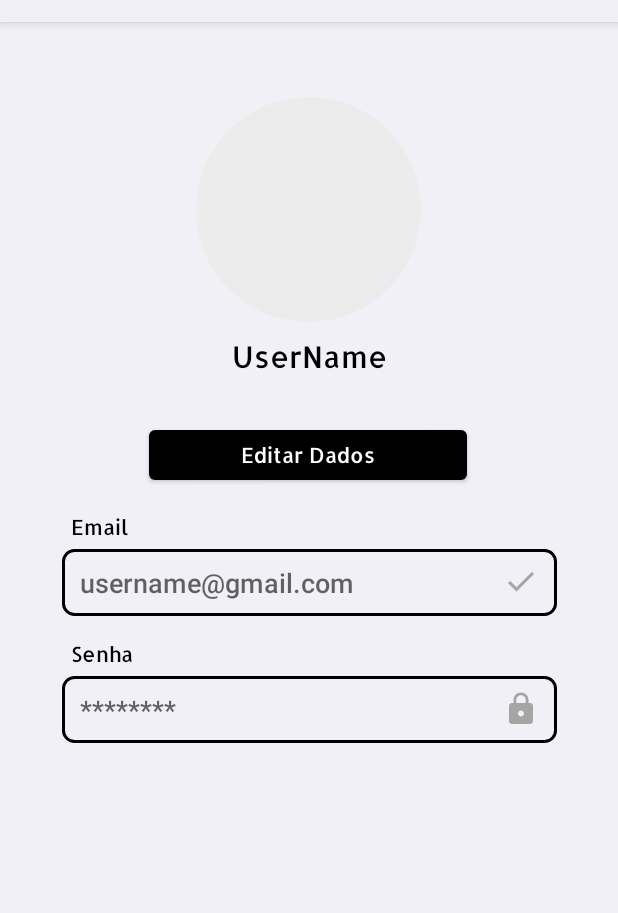
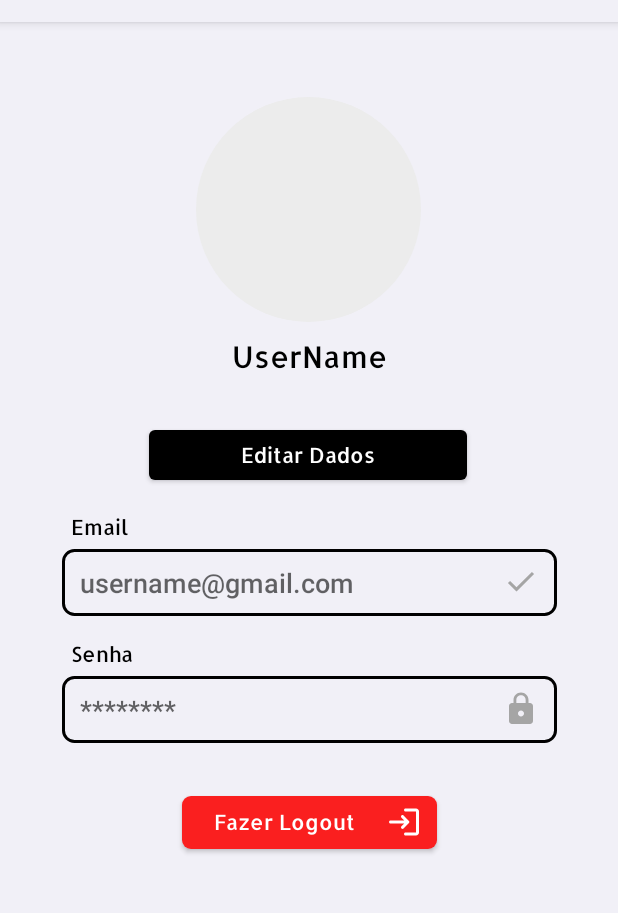
Before and after one commit to dixdixtech/AppAnicon, an Android app: the layout activity_profile.xml on its own in the app's theme, with its tools: preview values and no code run, on a phone screen of 412 x 824 dp, the part 62-975 px from its top. Run offline under Robolectric (Android 15) with nearby library versions, the light colour scheme and no system bars.

```diff
--- a/app/src/main/AndroidManifest.xml
+++ b/app/src/main/AndroidManifest.xml
@@ -21,7 +21,12 @@
             android:exported="false" />
         <activity
             android:name=".MainActivity"
-            android:exported="false">
+            android:exported="true">
+            <intent-filter>
+                <action android:name="android.intent.action.MAIN" />
+
+                <category android:name="android.intent.category.LAUNCHER" />
+            </intent-filter>
             <meta-data
                 android:name="android.app.lib_name"
                 android:value="" />
@@ -37,12 +42,8 @@
             android:exported="false" />
         <activity
             android:name=".SplashScreenActivity"
-            android:exported="true">
-            <intent-filter>
-                <action android:name="android.intent.action.MAIN" />
+            android:exported="false">
 
-                <category android:name="android.intent.category.LAUNCHER" />
-            </intent-filter>
         </activity>
     </application>
 
--- a/app/src/main/java/com/example/splashscreen/ProfileActivity.java
+++ b/app/src/main/java/com/example/splashscreen/ProfileActivity.java
@@ -1,15 +1,88 @@
 package com.example.splashscreen;
+
+import androidx.annotation.NonNull;
+import androidx.appcompat.app.AppCompatActivity;
+import android.content.Intent;
+import android.os.Bundle;
+import android.widget.Button;
+
+import android.widget.EditText;
+import android.widget.TextView;
+import com.example.splashscreen.usuario.Usuario;
+import com.google.gson.Gson;
+
 
 import androidx.appcompat.app.AppCompatActivity;
 
 import android.os.Bundle;
 
-public class ProfileActivity extends AppCompatActivity {
+import java.io.BufferedReader;
+import java.io.FileInputStream;
+import java.io.FileNotFoundException;
+import java.io.IOException;
+import java.io.InputStreamReader;
 
+public class ProfileActivity extends AppCompatActivity{
+
+//    private static final String FILE_NAME = "usuarioLogado.json";
+//    TextView txtUsuario;
+//    EditText txtLogin, txtSenha;
+//    Button btnEditar, btnSair;
+//
     @Override
     protected void onCreate(Bundle savedInstanceState) {
         super.onCreate(savedInstanceState);
         getSupportActionBar().hide();
+
+
         setContentView(R.layout.activity_profile);
     }
+//        txtUsuario = findViewById(R.id.UserName);
+//        txtLogin = findViewById(R.id.editTextEmail);
+//        txtSenha = findViewById(R.id.editTextSenha);
+//        btnEditar = findViewById(R.id.btneditar);
+//        btnSair = findViewById(R.id.btnSair );
+//
+//        Gson gson = new Gson();
+//        String usuarioJson = lerDados();
+//        Usuario usuario = gson.fromJson(usuarioJson, Usuario.class);
+//
+//        txtUsuario.setText(usuario.getNome());
+//        txtLogin.setHint(usuario.getLogin());
+//
+//        btnEditar.setOnClickListener(v -> {
+//            Intent intentEditar = new Intent(getApplicationContext(), CadastroActivity.class);
+//            intentEditar.putExtra("Usuario", usuario);
+//            startActivity(intentEditar);
+//        });
+//
+//
+//        btnSair.setOnClickListener(v -> {
+//            Intent login = new Intent(getApplicationContext(), LoginActivity.class);
+//            startActivity(login);
+//        });
+//    }
+//
+//
+//
+//
+//    private String lerDados() {
+//        FileInputStream fis;
+//        try {
+//            fis = openFileInput(FILE_NAME);
+//            InputStreamReader isr = new InputStreamReader(fis);
+//            BufferedReader br = new BufferedReader(isr);
+//            StringBuilder sb = new StringBuilder();
+//            String text;
+//            while ((text = br.readLine()) != null) {
+//                sb.append(text).append("\n");
+//            }
+//            return sb.toString();
+//        } catch (FileNotFoundException e) {
+//            e.printStackTrace();
+//        } catch (IOException e) {
+//            e.printStackTrace();
+//        }
+//        return null;
+//    }
 }
--- /dev/null
+++ b/app/src/main/res/drawable/bg_red.xml
@@ -0,0 +1,13 @@
+<?xml version="1.0" encoding="utf-8"?>
+<ripple xmlns:android="http://schemas.android.com/apk/res/android" android:color="@color/red_third">
+
+    <item>
+        <shape  android:shape="rectangle">
+            <solid android:color="@color/red_primary"/>
+            <corners android:radius="6dp"/>
+        </shape>
+    </item>
+
+
+
+</ripple>
--- /dev/null
+++ b/app/src/main/res/drawable/ic_round_login_24.xml
@@ -0,0 +1,5 @@
+<vector android:height="24dp" android:tint="#FFFFFF"
+    android:viewportHeight="24" android:viewportWidth="24"
+    android:width="24dp" xmlns:android="http://schemas.android.com/apk/res/android">
+    <path android:fillColor="@android:color/white" android:pathData="M10.3,7.7L10.3,7.7c-0.39,0.39 -0.39,1.01 0,1.4l1.9,1.9H3c-0.55,0 -1,0.45 -1,1v0c0,0.55 0.45,1 1,1h9.2l-1.9,1.9c-0.39,0.39 -0.39,1.01 0,1.4l0,0c0.39,0.39 1.01,0.39 1.4,0l3.59,-3.59c0.39,-0.39 0.39,-1.02 0,-1.41L11.7,7.7C11.31,7.31 10.69,7.31 10.3,7.7zM20,19h-7c-0.55,0 -1,0.45 -1,1v0c0,0.55 0.45,1 1,1h7c1.1,0 2,-0.9 2,-2V5c0,-1.1 -0.9,-2 -2,-2h-7c-0.55,0 -1,0.45 -1,1v0c0,0.55 0.45,1 1,1h7V19z"/>
+</vector>
--- a/app/src/main/res/layout/activity_profile.xml
+++ b/app/src/main/res/layout/activity_profile.xml
@@ -38,6 +38,7 @@
         android:layout_width="220dp"
         android:layout_height="45dp"
         android:layout_gravity="center"
+        android:layout_marginTop="30dp"
         android:backgroundTint="@color/black"
         android:clickable="true"
         android:focusable="true"
@@ -45,11 +46,11 @@
         android:text="@string/editar_dados"
         android:textAllCaps="false"
         android:textColor="@color/white"
-        android:layout_marginTop="30dp"
         app:layout_constraintEnd_toEndOf="parent"
         app:layout_constraintHorizontal_bias="0.498"
         app:layout_constraintStart_toStartOf="parent"
-        app:layout_constraintTop_toBottomOf="@+id/UserName" />
+        app:layout_constraintTop_toBottomOf="@+id/UserName"
+        tools:ignore="TouchTargetSizeCheck" />
 
     <TextView
         android:layout_width="wrap_content"
@@ -120,4 +121,24 @@
         app:layout_constraintStart_toStartOf="parent"
         app:layout_constraintTop_toBottomOf="@+id/editTextEmail"
         tools:ignore="TouchTargetSizeCheck,TouchTargetSizeCheck" />
+
+    <Button
+        android:id="@+id/btnSair"
+        android:layout_width="170dp"
+        android:layout_height="35dp"
+        android:layout_gravity="center"
+        android:layout_marginTop="35dp"
+        android:background="@drawable/bg_red"
+        android:clickable="true"
+        android:drawableEnd="@drawable/ic_round_login_24"
+        android:focusable="true"
+        android:fontFamily="@font/allerta"
+        android:paddingEnd="10dp"
+        android:text="Fazer Logout"
+        android:textAllCaps="false"
+        android:textColor="@color/white"
+        app:layout_constraintEnd_toEndOf="parent"
+        app:layout_constraintStart_toStartOf="parent"
+        app:layout_constraintTop_toBottomOf="@+id/editTextSenha"
+        tools:ignore="TouchTargetSizeCheck" />
 </androidx.constraintlayout.widget.ConstraintLayout>
--- a/app/src/main/res/values/colors.xml
+++ b/app/src/main/res/values/colors.xml
@@ -10,5 +10,6 @@
     <color name="grey">#A5A5A5</color>
     <color name="Gray">#ECECEC</color>
     <color name="red_primary">#FA1F1F</color>
+    <color name="red_third">#FF3D3D</color>
     <color name="red_secondary">#8AFAA8A8</color>
 </resources>
--- a/build.gradle
+++ b/build.gradle
@@ -1,7 +1,7 @@
 // Top-level build file where you can add configuration options common to all sub-projects/modules.
 plugins {
-    id 'com.android.application' version '7.2.2' apply false
-    id 'com.android.library' version '7.2.2' apply false
+    id 'com.android.application' version '7.3.1' apply false
+    id 'com.android.library' version '7.3.1' apply false
 }
 
 task clean(type: Delete) {
```
Also changed, not shown: gradle/wrapper/gradle-wrapper.properties.
